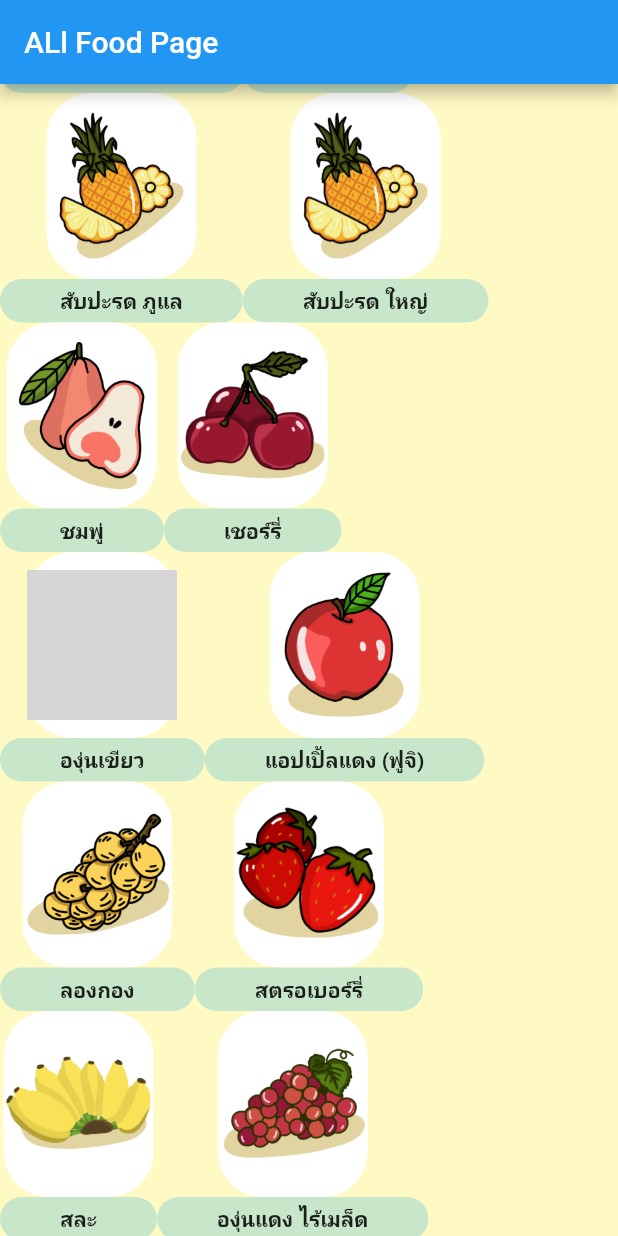
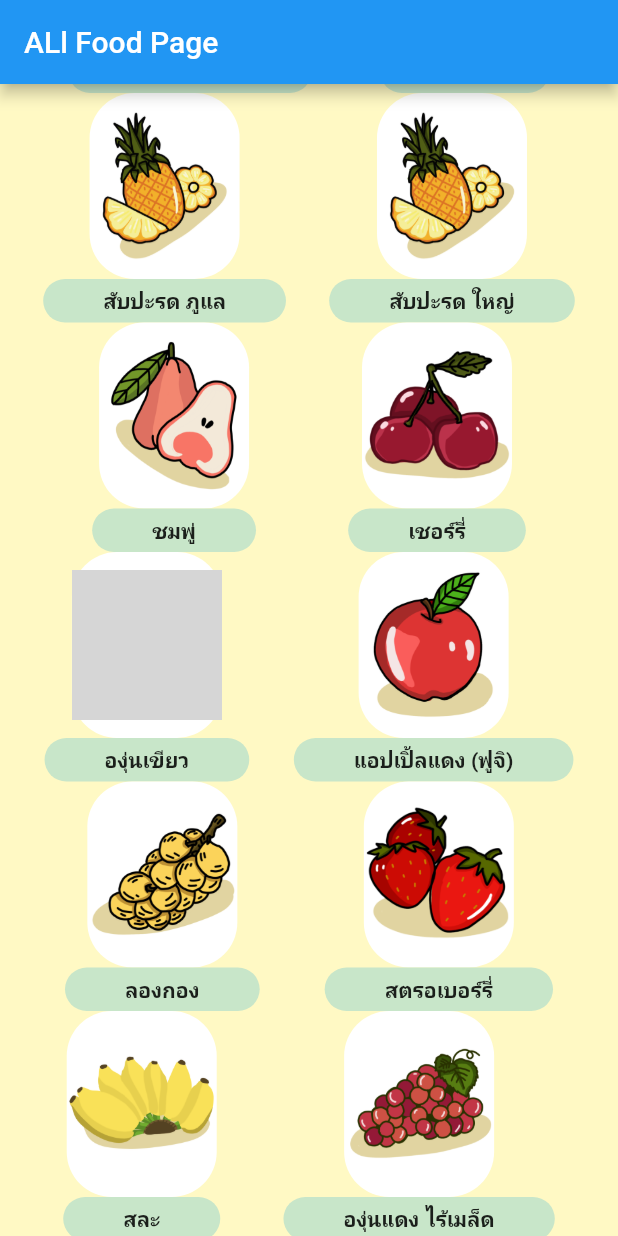
Before and after one commit to AINutritionProject/KinDeeUDee, a Flutter app: the RealAllFoodPage widget shown alone on an empty page, opened directly, scrolled down 1728 dp, on a phone screen of 412 x 824 dp. Run offline on Flutter 3.47's test engine with Material 2 defaults, Android fonts, the phone set to English and light mode, and no system bars; our stand-ins replace camera, cloud_firestore, csv, dotted_border, firebase_auth, firebase_core and 6 more; accounts and stored records are empty; grey boxes are pictures that could not be loaded.

Commit message:
handler last odd element in all_food_page

```diff
--- a/lib/pages/all_food.dart
+++ b/lib/pages/all_food.dart
@@ -38,6 +38,9 @@ class _RealAllFoodPageState extends State<RealAllFoodPage> {
     print(foodList.length / 2);
     for (int i = 0; i < foodList.length / 2 - 1; i++) {
       dataIndex.add([foodList[i * 2], foodList[i * 2 + 1]]);
+    }
+    if (foodList.length % 2 != 0) {
+      dataIndex.add([foodList[foodList.length - 1]]);
     }
     print(dataIndex);
     return dataIndex;
@@ -91,16 +94,18 @@ class AllFoodPage extends StatelessWidget {
                 ),
               ),
             ),
-            ...foodData.map((e) => Row(
-                  children: [
-                    Container(
-                      child: FoodIcons(food: e[0]),
-                    ),
-                    Container(
-                      child: FoodIcons(food: e[1]),
-                    )
-                  ],
-                )),
+            ...foodData.map((e) {
+              if (e.length == 2) {
+                return Row(
+                    mainAxisAlignment: MainAxisAlignment.spaceEvenly,
+                    children: [
+                      FoodIcons(food: e[0]),
+                      FoodIcons(food: e[1]),
+                    ]);
+              } else {
+                return FoodIcons(food: e[0]);
+              }
+            })
           ],
         ),
       ),
```
